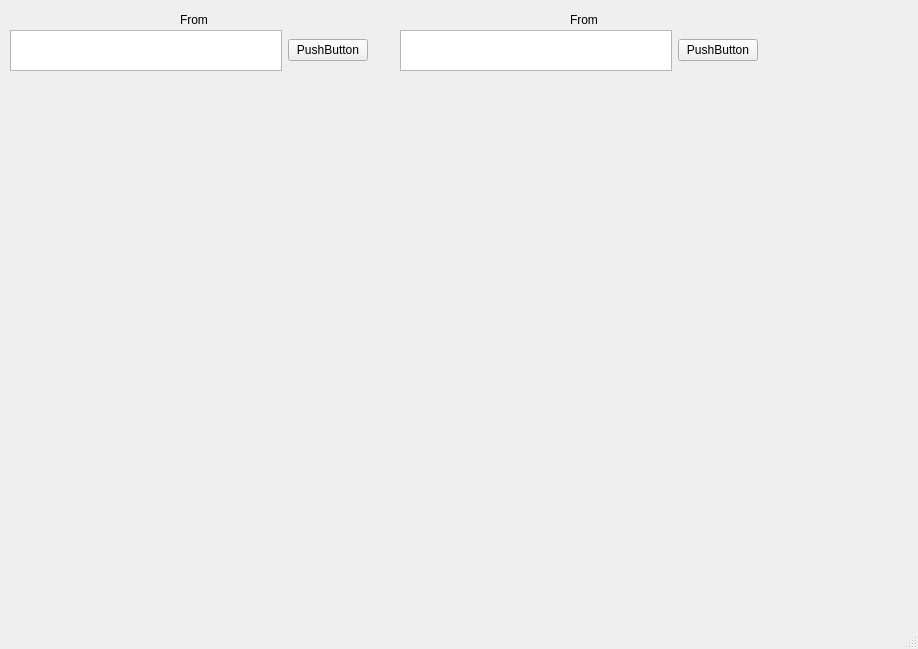
This is mainwindow.ui in KiseSaiyajin/saveCopper as Qt 5 draws it before an edit. The edited form follows.
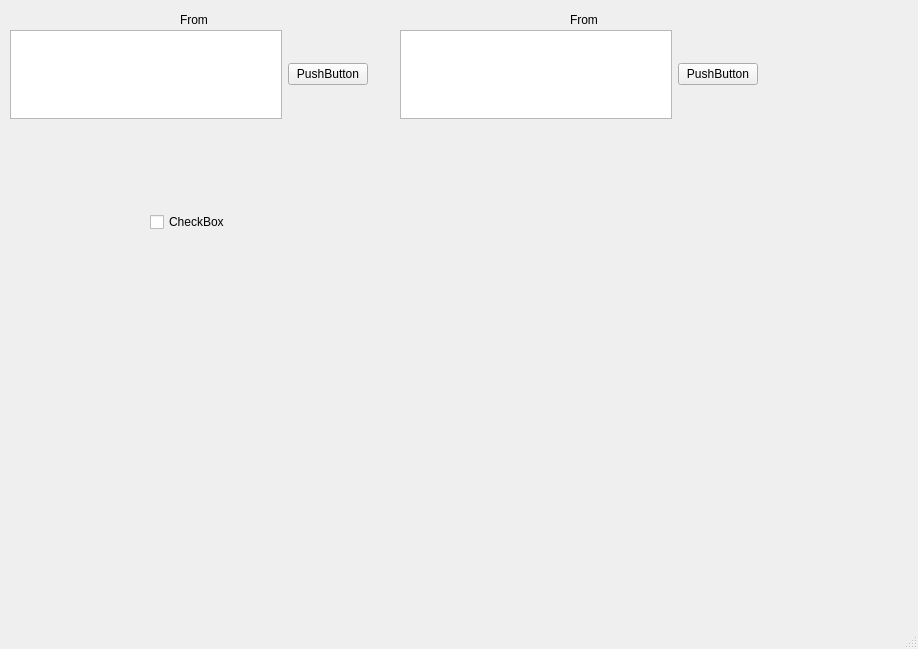
This is the edited form.

Diff of the .ui file:
```diff
--- a/mainwindow.ui
+++ b/mainwindow.ui
@@ -14,13 +14,13 @@
    <string>MainWindow</string>
   </property>
   <widget class="QWidget" name="centralwidget">
-   <widget class="QWidget" name="">
+   <widget class="QWidget" name="layoutWidget">
     <property name="geometry">
      <rect>
       <x>10</x>
       <y>30</y>
       <width>358</width>
-      <height>41</height>
+      <height>89</height>
      </rect>
     </property>
     <layout class="QHBoxLayout" name="horizontalLayout">
@@ -55,7 +55,7 @@
       <x>400</x>
       <y>30</y>
       <width>358</width>
-      <height>41</height>
+      <height>89</height>
      </rect>
     </property>
     <layout class="QHBoxLayout" name="horizontalLayout_2">
@@ -84,6 +84,19 @@
      <string>From</string>
     </property>
    </widget>
+   <widget class="QCheckBox" name="checkBox">
+    <property name="geometry">
+     <rect>
+      <x>150</x>
+      <y>210</y>
+      <width>91</width>
+      <height>24</height>
+     </rect>
+    </property>
+    <property name="text">
+     <string>CheckBox</string>
+    </property>
+   </widget>
   </widget>
   <widget class="QMenuBar" name="menubar">
    <property name="geometry">
```
